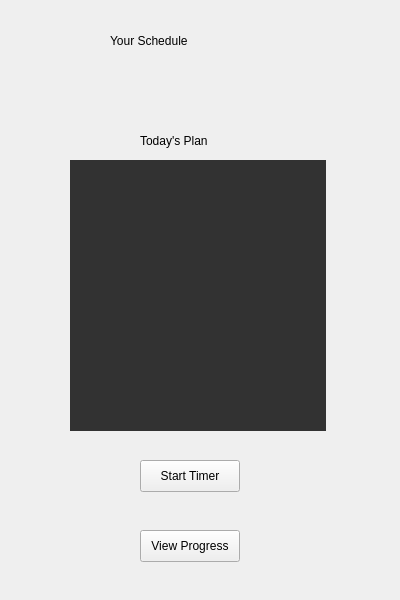
This is m_plan.ui in Cysmic/team_focus as Qt 5 draws it before an edit. The edited form follows.
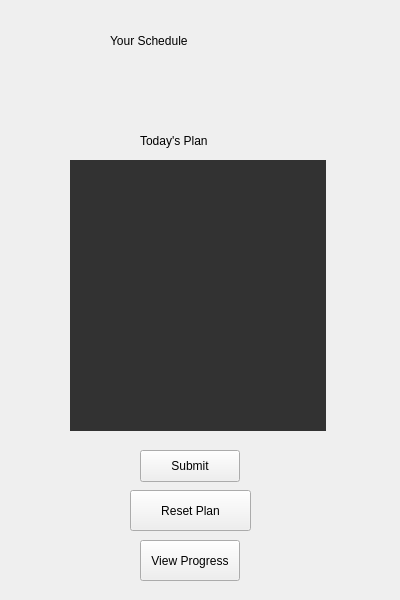
This is the edited form.

```diff
--- a/m_plan.ui
+++ b/m_plan.ui
@@ -68,29 +68,42 @@
   <widget class="QPushButton" name="pushButton">
    <property name="geometry">
     <rect>
-     <x>140</x>
-     <y>460</y>
-     <width>100</width>
-     <height>32</height>
+     <x>130</x>
+     <y>490</y>
+     <width>121</width>
+     <height>41</height>
     </rect>
    </property>
    <property name="text">
-    <string>Start Timer</string>
+    <string>Reset Plan</string>
    </property>
   </widget>
   <widget class="QPushButton" name="pushButton_2">
    <property name="geometry">
     <rect>
      <x>140</x>
-     <y>530</y>
+     <y>540</y>
      <width>100</width>
-     <height>32</height>
+     <height>41</height>
     </rect>
    </property>
    <property name="text">
     <string>View Progress</string>
    </property>
   </widget>
+  <widget class="QPushButton" name="Submit">
+   <property name="geometry">
+    <rect>
+     <x>140</x>
+     <y>450</y>
+     <width>100</width>
+     <height>32</height>
+    </rect>
+   </property>
+   <property name="text">
+    <string>Submit</string>
+   </property>
+  </widget>
  </widget>
  <resources/>
  <connections/>
```
Left out of the diff: 10 changed lines with no effect on the pictures.
